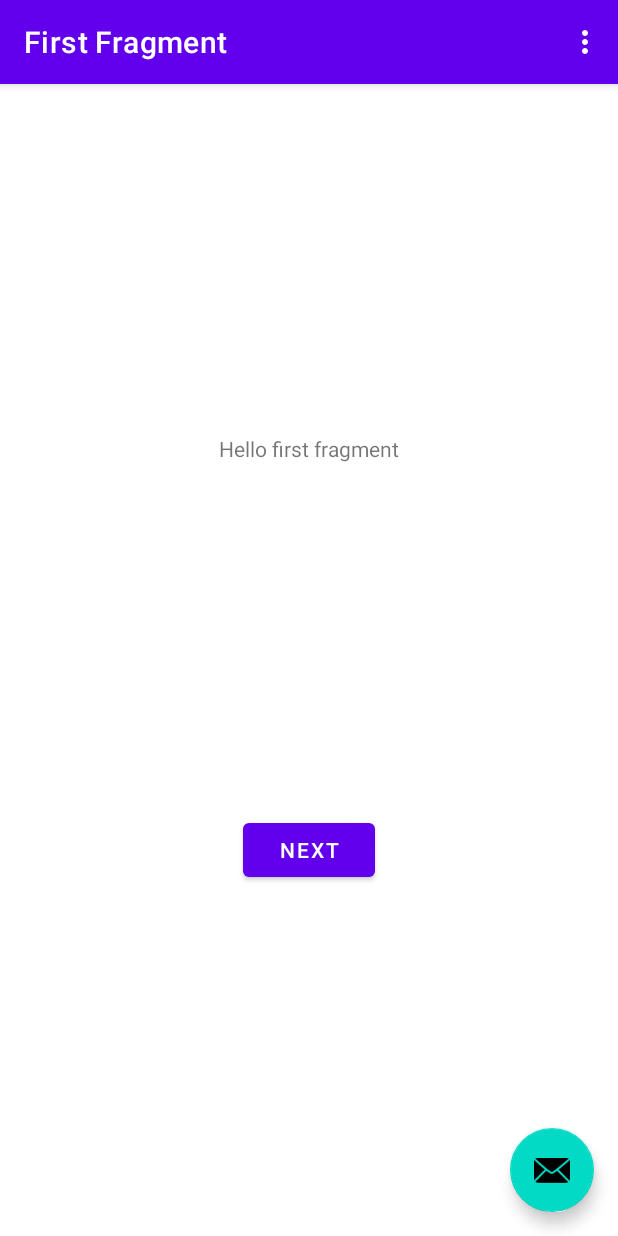
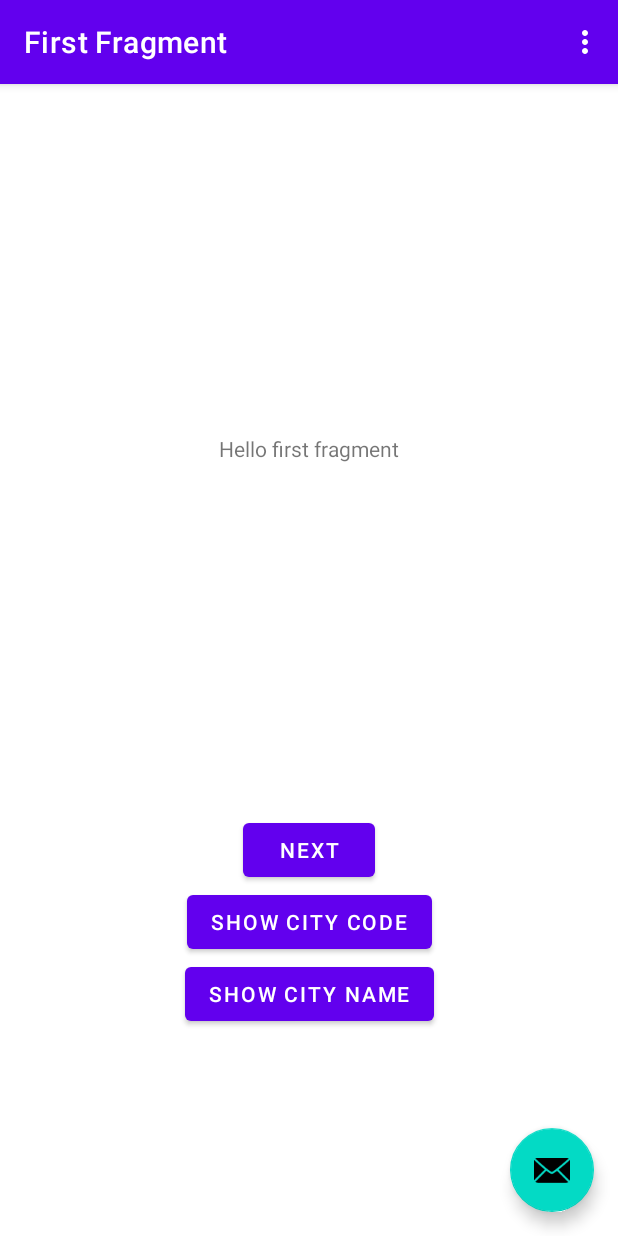
Before and after one commit to kuscuhasann/kotlinGenericsWork, an Android app: the screen it shows after launch (MainActivity), on a phone screen of 412 x 824 dp. Run offline under Robolectric (Android 15) with nearby library versions, the phone set to English and light mode, and no system bars; our stand-ins replace navigation-ui.

```diff
--- a/app/build.gradle
+++ b/app/build.gradle
@@ -46,4 +46,13 @@ dependencies {
     testImplementation 'junit:junit:4.13.2'
     androidTestImplementation 'androidx.test.ext:junit:1.1.3'
     androidTestImplementation 'androidx.test.espresso:espresso-core:3.4.0'
+
+    // Koin main features for Android (Scope,ViewModel ...)
+    implementation "io.insert-koin:koin-android:3.1.2"
+    // Koin Java Compatibility
+    implementation "io.insert-koin:koin-android-compat:3.1.2"
+    // Koin for Jetpack WorkManager
+    implementation "io.insert-koin:koin-androidx-workmanager:3.1.2"
+    // Koin for Jetpack Compose
+    implementation "io.insert-koin:koin-androidx-compose:3.1.2"
 }
--- a/app/src/main/java/com/pakt_games/kotlingenericswork/City.kt
+++ /dev/null
@@ -1,5 +0,0 @@
-package com.pakt_games.kotlingenericswork
-
-class City<T>(t: T) {
-    var value = t
-}
--- /dev/null
+++ b/app/src/main/java/com/pakt_games/kotlingenericswork/di/FirstFragmentDi.kt
@@ -0,0 +1,9 @@
+package com.pakt_games.kotlingenericswork.di
+
+import com.pakt_games.kotlingenericswork.viewmodel.FirstFragmentViewModel
+import org.koin.androidx.viewmodel.dsl.viewModel
+import org.koin.dsl.module
+
+val firstFragmentModule = module {
+    viewModel { FirstFragmentViewModel() }
+}
--- /dev/null
+++ b/app/src/main/java/com/pakt_games/kotlingenericswork/model/City.kt
@@ -0,0 +1,5 @@
+package com.pakt_games.kotlingenericswork.model
+
+class City<T>(t: T) {
+    var value = t
+}
--- a/app/src/main/java/com/pakt_games/kotlingenericswork/FirstFragment.kt
+++ b/app/src/main/java/com/pakt_games/kotlingenericswork/view/FirstFragment.kt
@@ -1,12 +1,18 @@
-package com.pakt_games.kotlingenericswork
+package com.pakt_games.kotlingenericswork.view
 
 import android.os.Bundle
 import androidx.fragment.app.Fragment
 import android.view.LayoutInflater
 import android.view.View
 import android.view.ViewGroup
+import android.widget.Toast
 import androidx.navigation.fragment.findNavController
+import com.pakt_games.kotlingenericswork.R
 import com.pakt_games.kotlingenericswork.databinding.FragmentFirstBinding
+import com.pakt_games.kotlingenericswork.di.firstFragmentModule
+import com.pakt_games.kotlingenericswork.model.City
+import org.koin.android.ext.koin.androidContext
+import org.koin.core.context.startKoin
 
 /**
  * A simple [Fragment] subclass as the default destination in the navigation.
@@ -23,14 +29,26 @@ class FirstFragment : Fragment() {
         inflater: LayoutInflater, container: ViewGroup?,
         savedInstanceState: Bundle?
     ): View? {
+        dependecyInversion()
 
         _binding = FragmentFirstBinding.inflate(inflater, container, false)
         return binding.root
 
     }
 
+    private fun dependecyInversion() {
+        startKoin {
+            androidContext(requireActivity())
+            modules(firstFragmentModule)
+        }
+    }
+
     override fun onViewCreated(view: View, savedInstanceState: Bundle?) {
         super.onViewCreated(view, savedInstanceState)
+        val cityCode: City<Int> = City(16)
+        val cityName: City<String> = City("Bursa")
+        Toast.makeText(requireContext(), "City Code: $cityCode", Toast.LENGTH_SHORT)
+        Toast.makeText(requireContext(), "City Name: $cityName", Toast.LENGTH_SHORT)
 
         binding.buttonFirst.setOnClickListener {
             findNavController().navigate(R.id.action_FirstFragment_to_SecondFragment)
--- a/app/src/main/java/com/pakt_games/kotlingenericswork/SecondFragment.kt
+++ b/app/src/main/java/com/pakt_games/kotlingenericswork/view/SecondFragment.kt
@@ -1,4 +1,4 @@
-package com.pakt_games.kotlingenericswork
+package com.pakt_games.kotlingenericswork.view
 
 import android.os.Bundle
 import androidx.fragment.app.Fragment
@@ -6,6 +6,7 @@ import android.view.LayoutInflater
 import android.view.View
 import android.view.ViewGroup
 import androidx.navigation.fragment.findNavController
+import com.pakt_games.kotlingenericswork.R
 import com.pakt_games.kotlingenericswork.databinding.FragmentSecondBinding
 
 /**
--- /dev/null
+++ b/app/src/main/java/com/pakt_games/kotlingenericswork/viewmodel/FirstFragmentViewModel.kt
@@ -0,0 +1,6 @@
+package com.pakt_games.kotlingenericswork.viewmodel
+
+import androidx.lifecycle.ViewModel
+
+class FirstFragmentViewModel: ViewModel() {
+}
--- a/app/src/main/res/layout/fragment_first.xml
+++ b/app/src/main/res/layout/fragment_first.xml
@@ -4,7 +4,7 @@
     xmlns:tools="http://schemas.android.com/tools"
     android:layout_width="match_parent"
     android:layout_height="match_parent"
-    tools:context=".FirstFragment">
+    tools:context=".view.FirstFragment">
 
     <TextView
         android:id="@+id/textview_first"
@@ -25,4 +25,22 @@
         app:layout_constraintEnd_toEndOf="parent"
         app:layout_constraintStart_toStartOf="parent"
         app:layout_constraintTop_toBottomOf="@id/textview_first" />
+
+    <Button
+        android:id="@+id/button_second"
+        android:layout_width="wrap_content"
+        android:layout_height="wrap_content"
+        android:text="@string/city_code"
+        app:layout_constraintEnd_toEndOf="parent"
+        app:layout_constraintStart_toStartOf="parent"
+        app:layout_constraintTop_toBottomOf="@+id/button_first" />
+
+    <Button
+        android:id="@+id/button_third"
+        android:layout_width="wrap_content"
+        android:layout_height="wrap_content"
+        android:text="@string/city_name"
+        app:layout_constraintEnd_toEndOf="parent"
+        app:layout_constraintStart_toStartOf="parent"
+        app:layout_constraintTop_toBottomOf="@+id/button_second" />
 </androidx.constraintlayout.widget.ConstraintLayout>
--- a/app/src/main/res/layout/fragment_second.xml
+++ b/app/src/main/res/layout/fragment_second.xml
@@ -4,7 +4,7 @@
     xmlns:tools="http://schemas.android.com/tools"
     android:layout_width="match_parent"
     android:layout_height="match_parent"
-    tools:context=".SecondFragment">
+    tools:context=".view.SecondFragment">
 
     <TextView
         android:id="@+id/textview_second"
--- a/app/src/main/res/navigation/nav_graph.xml
+++ b/app/src/main/res/navigation/nav_graph.xml
@@ -7,7 +7,7 @@
 
     <fragment
         android:id="@+id/FirstFragment"
-        android:name="com.pakt_games.kotlingenericswork.FirstFragment"
+        android:name="com.pakt_games.kotlingenericswork.view.FirstFragment"
         android:label="@string/first_fragment_label"
         tools:layout="@layout/fragment_first">
 
@@ -17,7 +17,7 @@
     </fragment>
     <fragment
         android:id="@+id/SecondFragment"
-        android:name="com.pakt_games.kotlingenericswork.SecondFragment"
+        android:name="com.pakt_games.kotlingenericswork.view.SecondFragment"
         android:label="@string/second_fragment_label"
         tools:layout="@layout/fragment_second">
 
--- a/app/src/main/res/values/strings.xml
+++ b/app/src/main/res/values/strings.xml
@@ -5,6 +5,8 @@
     <string name="first_fragment_label">First Fragment</string>
     <string name="second_fragment_label">Second Fragment</string>
     <string name="next">Next</string>
+    <string name="city_code">Show City Code</string>
+    <string name="city_name">Show City Name</string>
     <string name="previous">Previous</string>
 
     <string name="hello_first_fragment">Hello first fragment</string>
```
